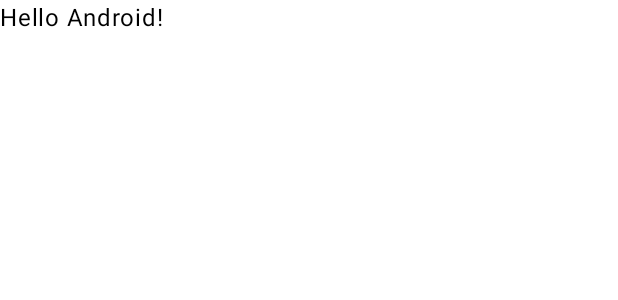
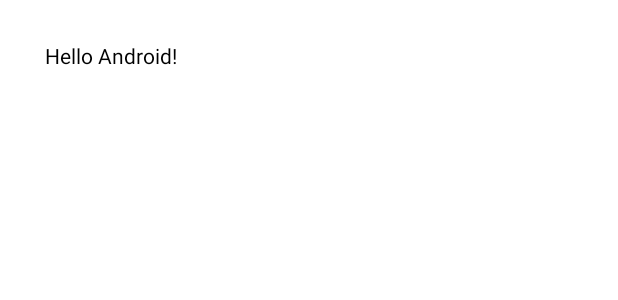
Before and after one commit to SanikaVanjari/Compose_Practice, an Android app built with Jetpack Compose: the @Preview function GreetingPreview, on a phone screen of 412 x 824 dp. Shown: the top 300 px of the screen. Run offline under Robolectric (Android 15) with nearby library versions, the phone set to English and light mode, and no system bars.

Commit message:
order of modifier

```diff
--- a/app/src/main/java/com/example/compose1/MainActivity.kt
+++ b/app/src/main/java/com/example/compose1/MainActivity.kt
@@ -4,13 +4,16 @@ import android.os.Bundle
 import androidx.activity.ComponentActivity
 import androidx.activity.compose.setContent
 import androidx.activity.enableEdgeToEdge
+import androidx.compose.foundation.clickable
 import androidx.compose.foundation.layout.fillMaxSize
 import androidx.compose.foundation.layout.padding
+import androidx.compose.foundation.layout.size
 import androidx.compose.material3.Scaffold
 import androidx.compose.material3.Text
 import androidx.compose.runtime.Composable
 import androidx.compose.ui.Modifier
 import androidx.compose.ui.tooling.preview.Preview
+import androidx.compose.ui.unit.dp
 import com.example.compose1.ui.theme.Compose1Theme
 
 class MainActivity : ComponentActivity() {
@@ -18,30 +21,26 @@ class MainActivity : ComponentActivity() {
         super.onCreate(savedInstanceState)
         enableEdgeToEdge()
         setContent {
-            Compose1Theme {
-                Scaffold(modifier = Modifier.fillMaxSize()) { innerPadding ->
-                    Greeting(
-                        name = "Android",
-                        modifier = Modifier.padding(innerPadding)
-                    )
-                }
-            }
+            Greeting(
+                name = "Android"
+            )
         }
     }
 }
 
 @Composable
-fun Greeting(name: String, modifier: Modifier = Modifier) {
+fun Greeting(name: String) {
     Text(
         text = "Hello $name!",
-        modifier = modifier
+        modifier = Modifier
+            .size(200.dp)
+            .clickable(onClick = {})
+            .padding(30.dp)
     )
 }
 
-@Preview(showBackground = true, showSystemUi = true)
+@Preview(showBackground = true)
 @Composable
 fun GreetingPreview() {
-    Compose1Theme {
-        Greeting("Android")
-    }
+    Greeting("Android")
 }
```
